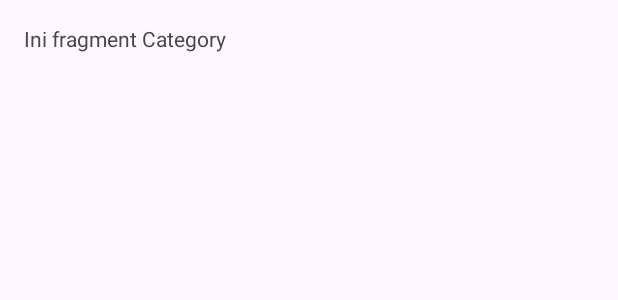
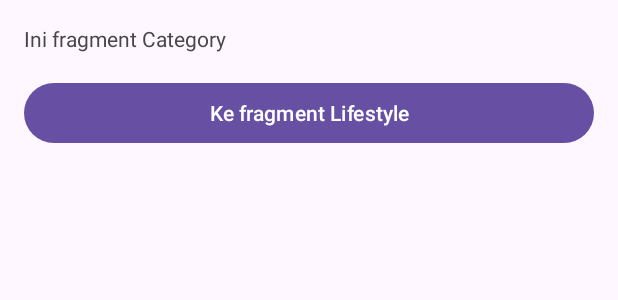
Before and after one commit to nafishafi/MyNavigation, an Android app: the layout fragment_category.xml on its own in the app's theme, with its tools: preview values and no code run, on a phone screen of 412 x 824 dp. Shown: the top 300 px of the screen. Run offline under Robolectric (Android 15) with nearby library versions, the phone set to English and light mode, and no system bars.

Commit message:
add button fragment categoru

```diff
--- a/app/src/main/res/layout/fragment_category.xml
+++ b/app/src/main/res/layout/fragment_category.xml
@@ -13,4 +13,10 @@
         android:layout_marginBottom="16dp"
         android:text="@string/this_category" />
 
+    <Button
+        android:id="@+id/btn_category_lifestyle"
+        android:layout_width="match_parent"
+        android:layout_height="wrap_content"
+        android:text="@string/category_lifestyle" />
+
 </LinearLayout>
```
